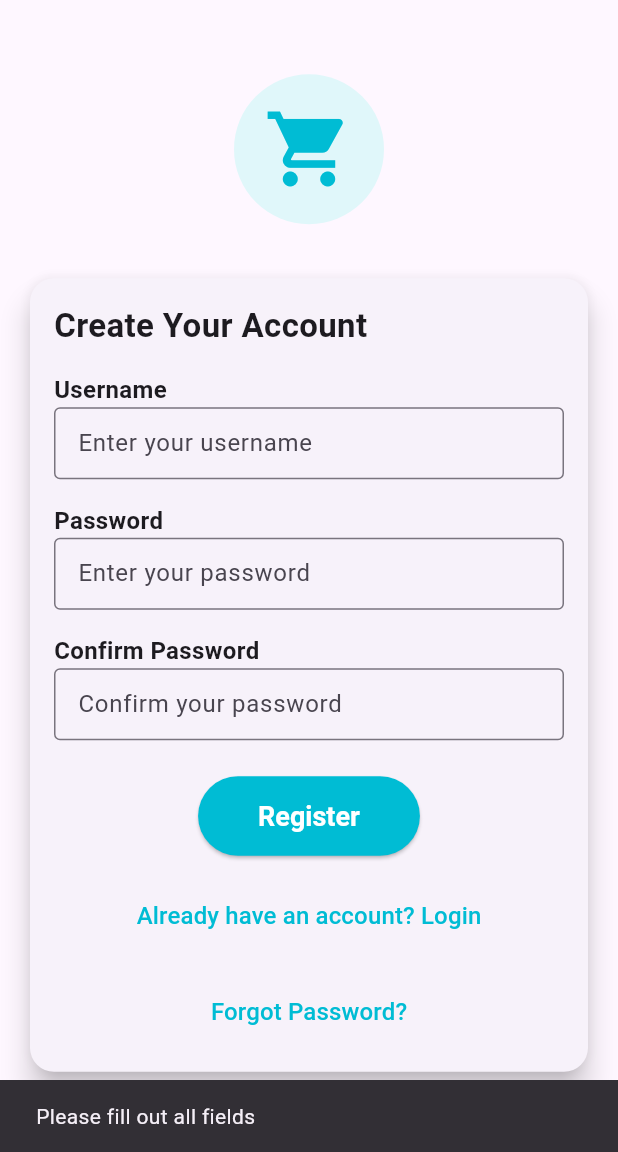
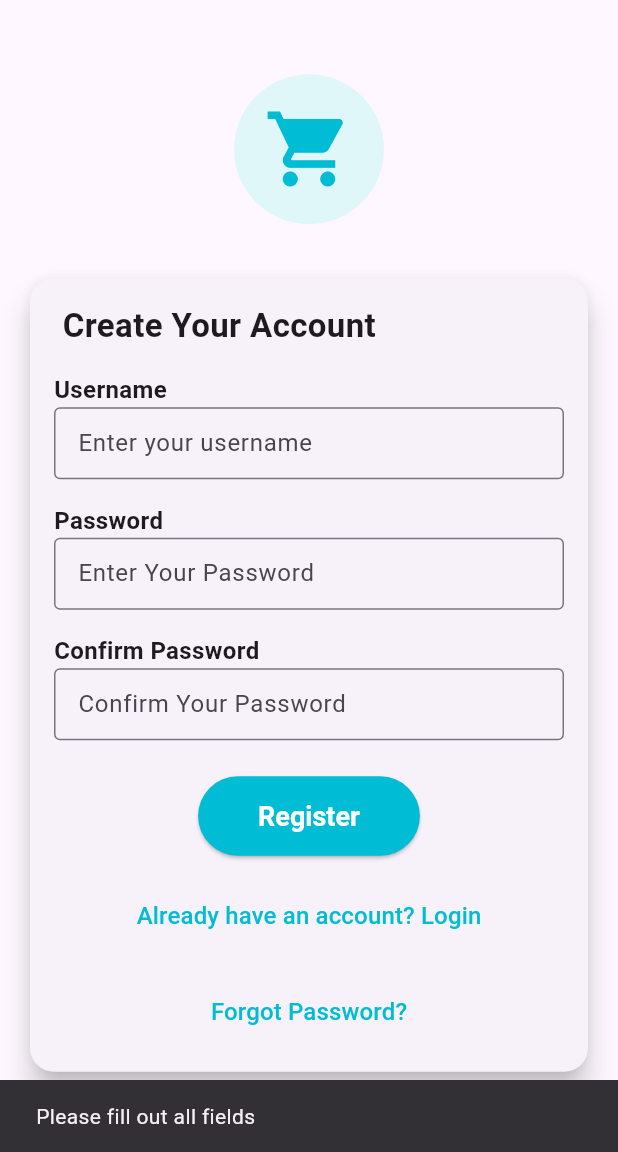
Before and after one commit to vikramsingh2553/buy_smart, a Flutter app: the RegisterScreen screen opened directly, after a tap on "Register", on a phone screen of 412 x 824 dp, the part 84-1236 px from its top. Run offline on Flutter 3.47's test engine with Material 3 defaults, Android fonts, the light colour scheme and no system bars; our stand-ins replace google_fonts, image_picker; network calls fail.

Commit message:
implement string const in login screen register screen splash screen starting home screen welcome screen and created  new text in in string const

```diff
--- a/lib/auth/ui/register_screen.dart
+++ b/lib/auth/ui/register_screen.dart
@@ -1,3 +1,4 @@
+import 'package:buy_smart/product/shared/string_const.dart';
 import 'package:flutter/material.dart';
 import 'package:provider/provider.dart';
 
@@ -31,23 +32,22 @@ class _RegisterScreenState extends State<RegisterScreen> {
       final success = await userProvider.register(user);
 
       if (success) {
-        print('Registration successful');
         Navigator.pushReplacement(
           context,
-          MaterialPageRoute(builder: (context) => LoginScreen()),
+          MaterialPageRoute(builder: (context) => const LoginScreen()),
         );
       } else {
         ScaffoldMessenger.of(context).showSnackBar(
-          const SnackBar(content: Text('Registration failed')),
+          const SnackBar(content: Text(StringConst.registerFailSnack)),
         );
       }
     } else if (password != confirmPassword) {
       ScaffoldMessenger.of(context).showSnackBar(
-        const SnackBar(content: Text('Passwords do not match')),
+        const SnackBar(content: Text(StringConst.registerPassNotMatch)),
       );
     } else {
       ScaffoldMessenger.of(context).showSnackBar(
-        const SnackBar(content: Text('Please fill out all fields')),
+        const SnackBar(content: Text(StringConst.registerWarnSnack)),
       );
     }
   }
@@ -61,7 +61,7 @@ class _RegisterScreenState extends State<RegisterScreen> {
         elevation: 0,
         backgroundColor: Colors.white,
         flexibleSpace: Container(
-          decoration: BoxDecoration(
+          decoration: const BoxDecoration(
             gradient: LinearGradient(
               colors: [Colors.greenAccent, Colors.teal],
               begin: Alignment.topLeft,
@@ -69,11 +69,11 @@ class _RegisterScreenState extends State<RegisterScreen> {
             ),
           ),
         ),
-        title: Row(
+        title: const Row(
           children: [
-            const SizedBox(width: 8),
-            const Text(
-              'REGISTER TO BUY SMART',
+            SizedBox(width: 8),
+            Text(
+              StringConst.registerBuy,
               style: TextStyle(
                 fontSize: 16,
                 fontWeight: FontWeight.bold,
@@ -85,12 +85,12 @@ class _RegisterScreenState extends State<RegisterScreen> {
         centerTitle: false,
         actions: [
           IconButton(
-            icon: Icon(
+            icon: const Icon(
               Icons.info_outline,
               color: Colors.white,
             ),
             onPressed: () {
-              // Add action for the info button if needed
+
             },
           ),
         ],
@@ -109,7 +109,7 @@ class _RegisterScreenState extends State<RegisterScreen> {
                   shape: BoxShape.circle,
                   color: Colors.cyan[50],
                 ),
-                child: Center(
+                child: const Center(
                   child: Icon(
                     Icons.shopping_cart,
                     size: 60,
@@ -129,7 +129,7 @@ class _RegisterScreenState extends State<RegisterScreen> {
                     crossAxisAlignment: CrossAxisAlignment.start,
                     children: <Widget>[
                       const Text(
-                        'Create Your Account',
+                        StringConst.createAccount,
                         style: TextStyle(
                           fontSize: 22,
                           fontWeight: FontWeight.bold,
@@ -137,14 +137,14 @@ class _RegisterScreenState extends State<RegisterScreen> {
                       ),
                       const SizedBox(height: 16),
                       const Text(
-                        'Username',
+                        StringConst.username,
                         style: TextStyle(
                             fontSize: 16, fontWeight: FontWeight.bold),
                       ),
                       TextField(
                         controller: usernameController,
                         decoration: const InputDecoration(
-                          hintText: 'Enter your username',
+                          hintText: StringConst.userHint,
                           border: OutlineInputBorder(),
                           contentPadding:
                               EdgeInsets.symmetric(horizontal: 12, vertical: 8),
@@ -152,7 +152,7 @@ class _RegisterScreenState extends State<RegisterScreen> {
                       ),
                       const SizedBox(height: 16),
                       const Text(
-                        'Password',
+                        StringConst.password,
                         style: TextStyle(
                             fontSize: 16, fontWeight: FontWeight.bold),
                       ),
@@ -160,7 +160,7 @@ class _RegisterScreenState extends State<RegisterScreen> {
                         controller: passwordController,
                         obscureText: true,
                         decoration: const InputDecoration(
-                          hintText: 'Enter your password',
+                          hintText: StringConst.passHint,
                           border: OutlineInputBorder(),
                           contentPadding:
                               EdgeInsets.symmetric(horizontal: 12, vertical: 8),
@@ -168,7 +168,7 @@ class _RegisterScreenState extends State<RegisterScreen> {
                       ),
                       const SizedBox(height: 16),
                       const Text(
-                        'Confirm Password',
+                        StringConst.confirmPass,
                         style: TextStyle(
                             fontSize: 16, fontWeight: FontWeight.bold),
                       ),
@@ -176,7 +176,7 @@ class _RegisterScreenState extends State<RegisterScreen> {
                         controller: confirmPasswordController,
                         obscureText: true,
                         decoration: const InputDecoration(
-                          hintText: 'Confirm your password',
+                          hintText: StringConst.confirmPassHint,
                           border: OutlineInputBorder(),
                           contentPadding:
                               EdgeInsets.symmetric(horizontal: 12, vertical: 8),
@@ -195,7 +195,7 @@ class _RegisterScreenState extends State<RegisterScreen> {
                                   textStyle: const TextStyle(fontSize: 16),
                                 ),
                                 child: const Text(
-                                  'Register',
+                                  StringConst.register,
                                   style: TextStyle(
                                     color: Colors.white,
                                     fontSize: 18,
@@ -215,7 +215,7 @@ class _RegisterScreenState extends State<RegisterScreen> {
                             // );
                           },
                           child: const Text(
-                            'Already have an account? Login',
+                            StringConst.alreadyAccount,
                             style: TextStyle(color: Colors.cyan, fontSize: 16),
                           ),
                         ),
@@ -225,7 +225,7 @@ class _RegisterScreenState extends State<RegisterScreen> {
                         child: TextButton(
                           onPressed: () {},
                           child: const Text(
-                            'Forgot Password?',
+                            StringConst.forgot,
                             style: TextStyle(color: Colors.cyan, fontSize: 16),
                           ),
                         ),
--- a/lib/auth/ui/splash_screen.dart
+++ b/lib/auth/ui/splash_screen.dart
@@ -1,6 +1,7 @@
 import 'dart:async';
 
 import 'package:buy_smart/auth/ui/welcome_screen.dart';
+import 'package:buy_smart/product/shared/string_const.dart';
 import 'package:flutter/material.dart';
 
 class SplashScreen extends StatefulWidget {
@@ -40,7 +41,7 @@ class _SplashScreenState extends State<SplashScreen> {
               ),
               SizedBox(height: 10),
               Text(
-                'Buy Smart',
+                StringConst.splashBuy,
                 style: TextStyle(
                   fontSize: 34,
                   fontWeight: FontWeight.bold,
@@ -48,7 +49,7 @@ class _SplashScreenState extends State<SplashScreen> {
                 ),
               ),
               Text(
-                'online Shopping',
+                StringConst.splashOnShop,
                 style: TextStyle(
                   fontSize: 20,
                   color: Colors.white,
--- a/lib/product/shared/string_const.dart
+++ b/lib/product/shared/string_const.dart
@@ -1,11 +1,12 @@
-class StringConst{
+class StringConst {
   static const String splashBuy = 'Buy Smart';
   static const String splashOnShop = 'Online Shopping';
   static const String welcomeText = 'Welcome To Buy Smart';
   static const String welcomeDesc = 'Get your groceries in as fast as one hour';
   static const String welcomeStartButton = 'Get Started';
   static const String loginFailSnack = 'Login Failed';
-  static const String loginWarnSnack = 'Please enter both username and password';
+  static const String loginWarnSnack =
+      'Please enter both username and password';
   static const String loginBuy = 'LOGIN TO BUY SMART';
   static const String loginAccount = 'Login to Your Account';
   static const String username = 'Username';
@@ -15,6 +16,7 @@ class StringConst{
   static const String login = 'Login';
   static const String noAccount = "Don't have an account? Register";
   static const String registerFailSnack = 'Registration failed';
+  static const String registerPassNotMatch = 'Passwords do not match';
   static const String registerWarnSnack = 'Please fill out all fields';
   static const String registerBuy = 'REGISTER TO BUY SMART';
   static const String createAccount = ' Create Your Account';
@@ -26,7 +28,7 @@ class StringConst{
   static const String startNavigationShop = 'Shop';
   static const String startNavigationExplore = 'Explore';
   static const String startNavigationCart = 'Cart';
-  static const String startNavigation = 'Favorite';
+  static const String startNavigationFav = 'Favorite';
   static const String startNavigationAccount = 'Account';
   static const String searchProducts = ' Search for products';
   static const String offer = 'Exclusive Offer';
@@ -35,4 +37,51 @@ class StringConst{
   static const String findProducts = 'Find Products';
   static const String error = ' Error';
   static const String searchStore = 'Search Store';
+  static const String checkout = 'Checkout';
+  static const String delivery = 'Delivery';
+  static const String selectMethod = 'Select Method';
+  static const String payment = 'Payment';
+  static const String selectPayment = 'Select Payment';
+  static const String promoCode = 'Promo Code';
+  static const String pickDiscount = 'Pick Discount';
+  static const String totalCost = 'Total Cost';
+  static const String payTerms =
+      'Place an order you agree to our Terms and Conditions';
+  static const String placeOrder = 'Place Order';
+  static const String deliveryAddress = 'Delivery Address';
+  static const String name = 'Name';
+  static const String enterName = 'Please enter your address';
+  static const String address = 'Address';
+  static const String enterAddress = '';
+  static const String city = 'City';
+  static const String enterCity = 'Please enter your city';
+  static const String state = 'State';
+  static const String enterState = 'Please enter your state';
+  static const String pinCode = 'Pin code';
+  static const String enterPinCode = 'Please enter your pin code';
+  static const String number = 'Mobile Number';
+  static const String enterNumber = 'Please enter your mobile number';
+  static const String saveAddress = 'Save Address';
+  static const String reteUs = 'Rate Us';
+  static const String veryDissatisfied = 'Very Dissatisfied';
+  static const String dissatisfied = 'Dissatisfied';
+  static const String neutral = 'Neutral';
+  static const String satisfied = 'Satisfied';
+  static const String verySatisfied = 'Very Satisfied';
+  static const String feedback = 'Feedback';
+  static const String loveToHear = "We'd Love to Hear From You!";
+  static const String howSatisfied = 'How satisfied are you with our app?';
+  static const String likeMost = 'What do you like most about the app?';
+  static const String iLiked = 'I liked ...';
+  static const String thinkImprove = 'What areas do you think we can improve?';
+  static const String typeAns = 'Type your answer here.';
+  static const String youRecommend = 'Would you recommend our app to others?';
+  static const String yesDefinitely = 'Yes Definitely';
+  static const String mayBe = 'Maybe';
+  static const String notAtMoment = 'Not at the moment.';
+  static const String thankTime = 'Thank you for your time!';
+  static const String immediateSupport = "If you have any immediate concerns or\nquestions, "
+      "please don't hesitate to contact\nour support team ";
+  static const String here = 'here';
+  static const String submit = 'Submit';
 }
```
Also changed, not shown: lib/auth/ui/login_screen.dart (+21 -20 lines), lib/auth/ui/starting_home_screen.dart (+6 -5 lines), lib/auth/ui/welcome_screen.dart (+4 -3 lines).
